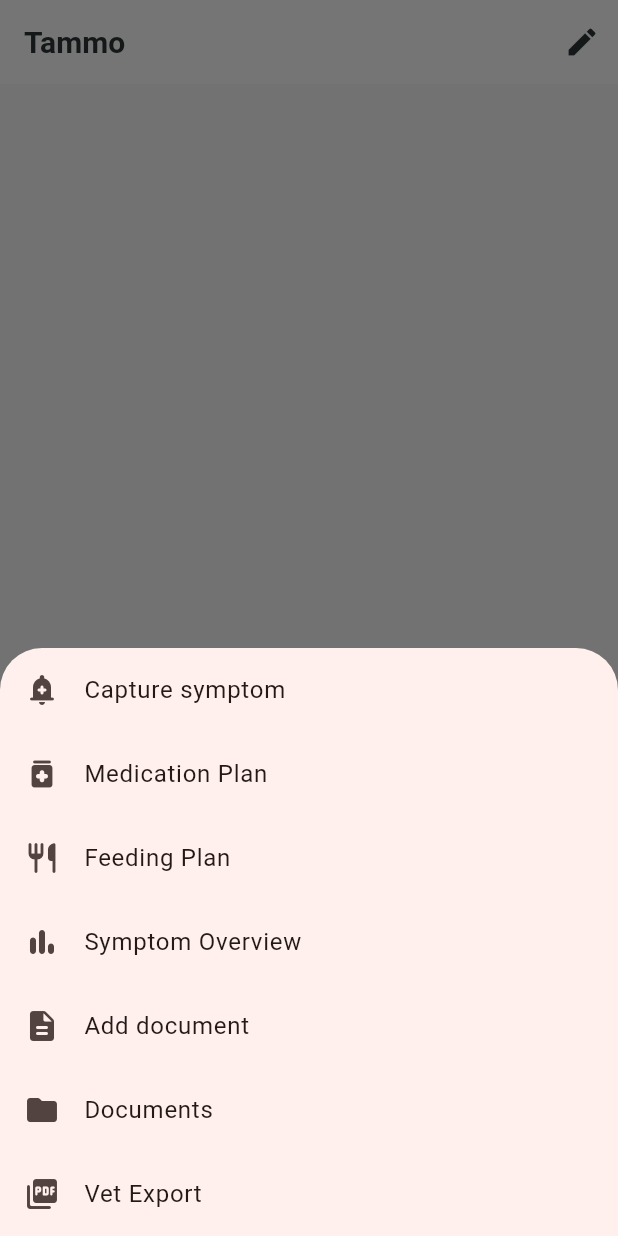
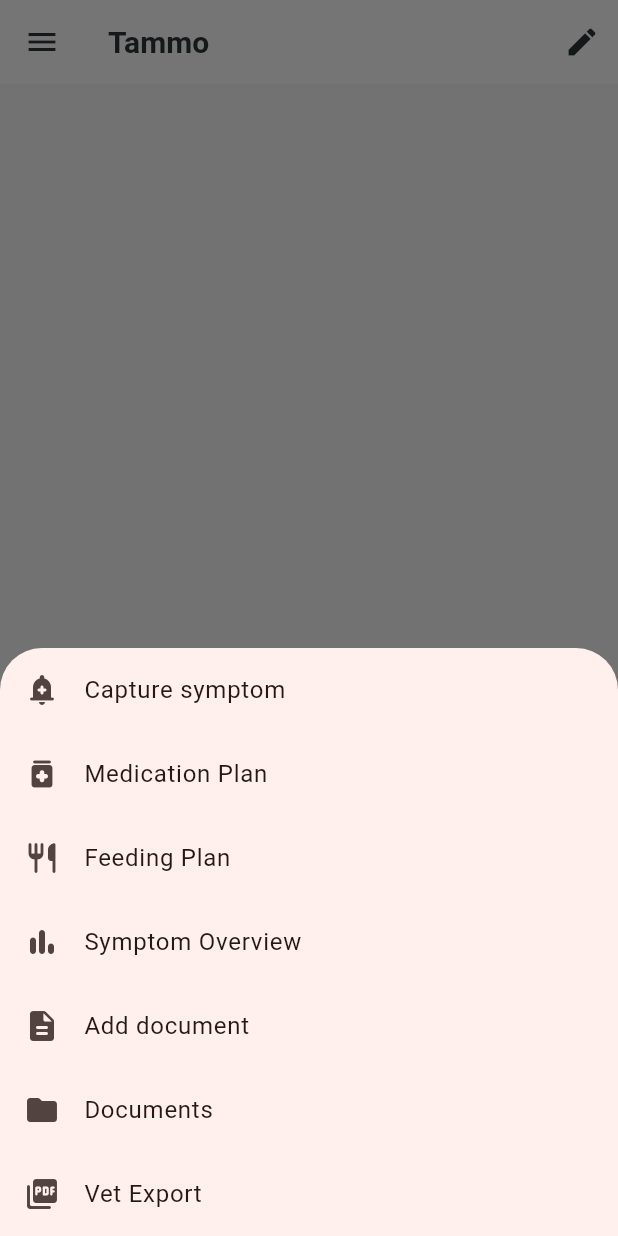
Before and after one commit to sk4ndal-commits/tammo, a Flutter app: the HomeScreen screen opened by its route, after a tap on "Capture", on a phone screen of 412 x 824 dp. Run offline on Flutter 3.47's test engine with Material 3 defaults, Android fonts, the phone set to English and light mode, and no system bars; our stand-ins replace drift, file_picker, flutter_local_notifications, flutter_riverpod, go_router, pdf and 3 more; accounts and stored records are empty; generated files the repository leaves out were written again.

Commit message:
Enable multi-pet management with active pet switching, enhanced localization, and persistent pet storage updates.

```diff
--- a/lib/core/router.dart
+++ b/lib/core/router.dart
@@ -65,17 +65,13 @@ final routerProvider = Provider<GoRouter>((ref) {
     redirect: (context, state) {
       if (petState.isLoading) return null;
 
-      final hasPet = petState.value != null;
+      final hasPet = petState.value?.activePet != null;
       final isGoingToOnboarding = state.matchedLocation == '/onboarding';
 
       if (!hasPet && !isGoingToOnboarding) {
         return '/onboarding';
       }
 
-      if (hasPet && isGoingToOnboarding) {
-        return '/';
-      }
-
       return null;
     },
   );
--- a/lib/features/export/application/export_service.dart
+++ b/lib/features/export/application/export_service.dart
@@ -38,6 +38,7 @@ class ExportService {
     if (includeMedications) {
       medSchedules = await _ref.read(medicationRepositoryProvider).getSchedulesForPet(pet.petId);
       for (final schedule in medSchedules) {
+        if (schedule.id == null) continue;
         final cis = await _ref.read(medicationRepositoryProvider).getCheckInsForSchedule(schedule.id!);
         checkIns[schedule.id!] = cis.where((ci) => ci.timestamp.isAfter(start) && ci.timestamp.isBefore(end)).toList();
       }
--- a/lib/features/pet/domain/pet_repository.dart
+++ b/lib/features/pet/domain/pet_repository.dart
@@ -1,7 +1,8 @@
 import 'pet.dart';
 
 abstract class PetRepository {
-  Future<Pet?> getActivePet();
+  Future<List<Pet>> getAllPets();
   Future<void> savePet(Pet pet);
   Future<void> updatePet(Pet pet);
+  Future<void> deletePet(String petId);
 }
--- a/lib/l10n/app_de.arb
+++ b/lib/l10n/app_de.arb
@@ -133,5 +133,8 @@
         "type": "String"
       }
     }
-  }
+  },
+  "switchPet": "Tier wechseln",
+  "addAnotherPet": "Weiteres Tier hinzufügen",
+  "managePets": "Tiere verwalten"
 }
--- a/lib/l10n/app_en.arb
+++ b/lib/l10n/app_en.arb
@@ -165,5 +165,8 @@
         "type": "String"
       }
     }
-  }
+  },
+  "switchPet": "Switch pet",
+  "addAnotherPet": "Add another pet",
+  "managePets": "Manage pets"
 }
--- a/lib/l10n/app_localizations.dart
+++ b/lib/l10n/app_localizations.dart
@@ -757,6 +757,24 @@ abstract class AppLocalizations {
   /// In en, this message translates to:
   /// **'Period: {start} to {end}'**
   String reportPeriod(String start, String end);
+
+  /// No description provided for @switchPet.
+  ///
+  /// In en, this message translates to:
+  /// **'Switch pet'**
+  String get switchPet;
+
+  /// No description provided for @addAnotherPet.
+  ///
+  /// In en, this message translates to:
+  /// **'Add another pet'**
+  String get addAnotherPet;
+
+  /// No description provided for @managePets.
+  ///
+  /// In en, this message translates to:
+  /// **'Manage pets'**
+  String get managePets;
 }
 
 class _AppLocalizationsDelegate
--- a/lib/ui/screens/home_screen.dart
+++ b/lib/ui/screens/home_screen.dart
@@ -49,6 +49,66 @@ class _HomeScreenState extends ConsumerState<HomeScreen> {
             onPressed: () => context.push('/edit-pet'),
           ),
         ],
+      ),
+      drawer: petState.when(
+        data: (state) => Drawer(
+          child: Column(
+            children: [
+              DrawerHeader(
+                decoration: BoxDecoration(
+                  color: Theme.of(context).colorScheme.primaryContainer,
+                ),
+                child: Center(
+                  child: Text(
+                    l10n.managePets,
+                    style: Theme.of(context).textTheme.headlineSmall?.copyWith(
+                          color: Theme.of(context).colorScheme.onPrimaryContainer,
+                        ),
+                  ),
+                ),
+              ),
+              Expanded(
+                child: ListView.builder(
+                  itemCount: state.allPets.length,
+                  itemBuilder: (context, index) {
+                    final pet = state.allPets[index];
+                    final isActive = pet.petId == state.activePet?.petId;
+                    return ListTile(
+                      leading: Icon(
+                        isActive ? Icons.pets : Icons.pets_outlined,
+                        color: isActive ? Theme.of(context).colorScheme.primary : null,
+                      ),
+                      title: Text(
+                        pet.name,
+                        style: TextStyle(
+                          fontWeight: isActive ? FontWeight.bold : FontWeight.normal,
+                        ),
+                      ),
+                      subtitle: Text(pet.species),
+                      onTap: () {
+                        ref.read(petControllerProvider.notifier).setActivePet(pet);
+                        Navigator.pop(context);
+                      },
+                      trailing: isActive ? const Icon(Icons.check) : null,
+                    );
+                  },
+                ),
+              ),
+              const Divider(),
+              ListTile(
+                leading: const Icon(Icons.add_rounded),
+                title: Text(l10n.addAnotherPet),
+                onTap: () {
+                  Navigator.pop(context);
+                  context.push('/onboarding');
+                },
+              ),
+              const SizedBox(height: 16),
+            ],
+          ),
+        ),
+        loading: () => const Drawer(child: Center(child: CircularProgressIndicator())),
+        error: (err, _) => Drawer(child: Center(child: Text('Error: $err'))),
       ),
       floatingActionButton: FloatingActionButton.extended(
         onPressed: () {
@@ -125,7 +185,8 @@ class _HomeScreenState extends ConsumerState<HomeScreen> {
         label: Text(l10n.capture), // "Erfassen" in German, fits well as a general action label
       ),
       body: petState.when(
-        data: (pet) {
+        data: (state) {
+          final pet = state.activePet;
           if (pet == null) {
             return Center(child: Text(l10n.noPetFound));
           }
--- a/lib/ui/screens/pet_edit_screen.dart
+++ b/lib/ui/screens/pet_edit_screen.dart
@@ -76,7 +76,8 @@ class _PetEditScreenState extends ConsumerState<PetEditScreen> {
         title: Text(l10n.editPetTitle),
       ),
       body: petState.when(
-        data: (pet) {
+        data: (state) {
+          final pet = state.activePet;
           if (pet == null) {
             return Center(child: Text(l10n.noPetFound));
           }
```
Also changed, not shown: lib/features/document/application/document_controller.dart (+5 -3 lines), lib/features/event/application/event_controller.dart (+5 -3 lines), lib/features/feeding/application/feeding_controller.dart (+5 -3 lines), lib/features/medication/application/medication_controller.dart (+6 -4 lines), lib/features/pet/application/pet_controller.dart (+50 -17 lines), lib/features/pet/data/drift_pet_repository.dart (+8 -5 lines), lib/l10n/app_localizations_de.dart (+9 -0 lines), lib/l10n/app_localizations_en.dart (+9 -0 lines), lib/ui/screens/export_screen.dart (+4 -3 lines).
